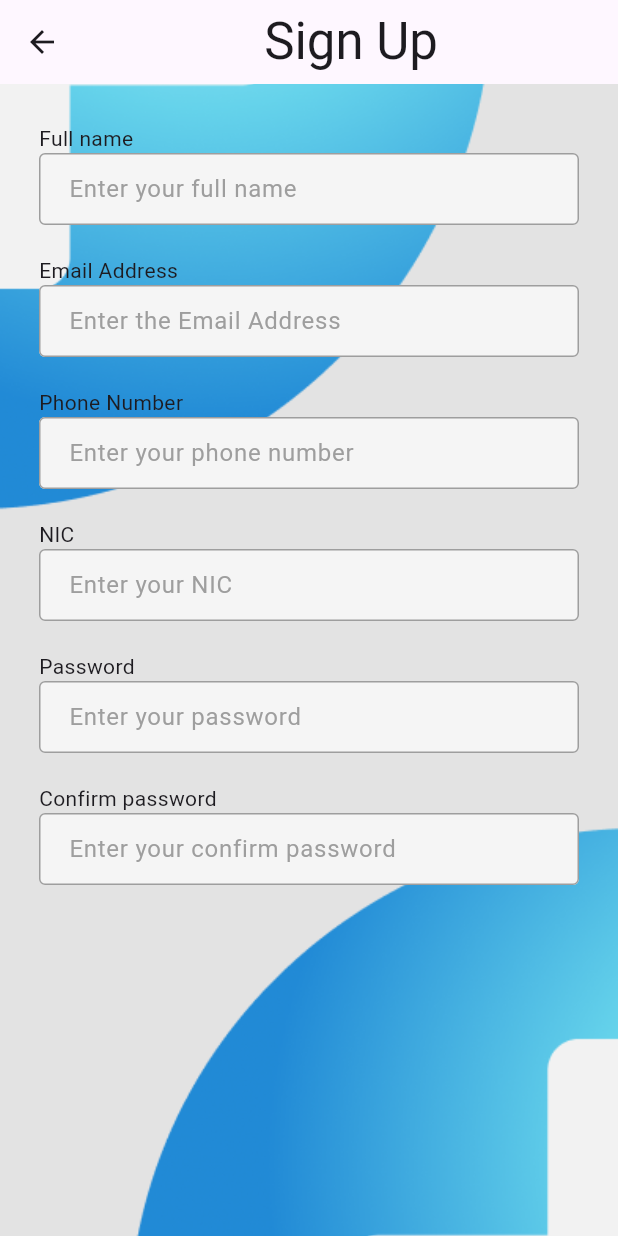
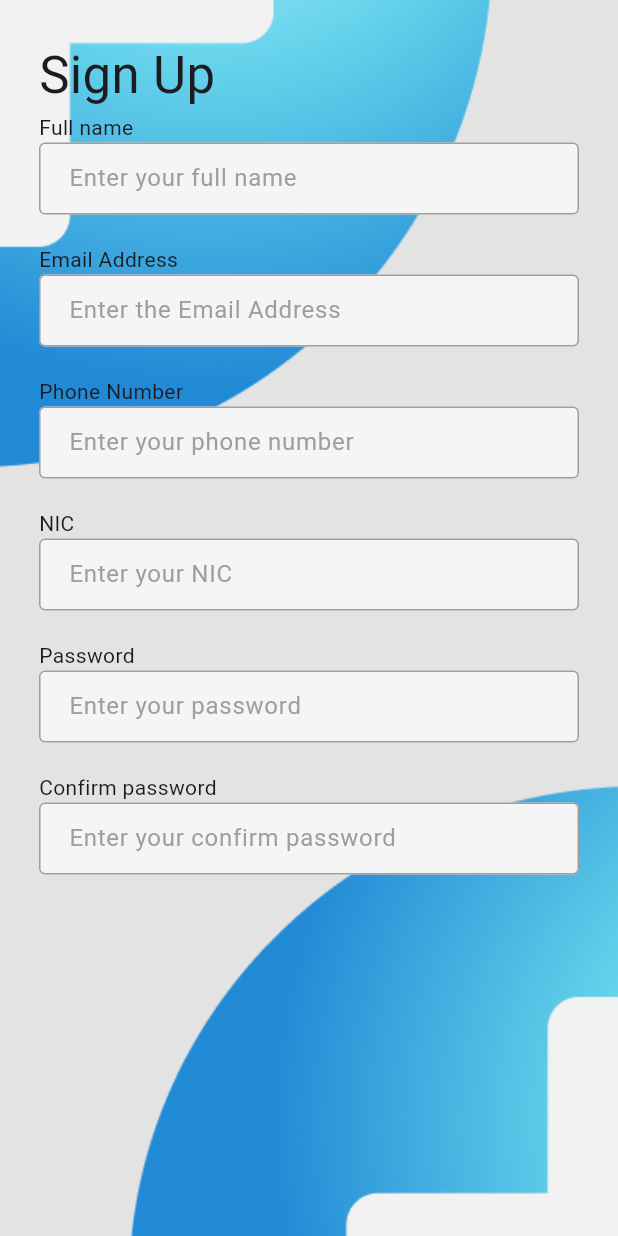
Before and after one commit to Jaindu1223/med_vault, a Flutter app: the SignUp screen opened directly, on a phone screen of 412 x 824 dp. Run offline on Flutter 3.47's test engine with Material 3 defaults, Android fonts, the phone set to English and light mode, and no system bars.

Commit message:
signup heading

```diff
--- a/lib/pages/sign_up.dart
+++ b/lib/pages/sign_up.dart
@@ -11,17 +11,17 @@ class _SignUpState extends State<SignUp> {
   @override
   Widget build(BuildContext context) {
     return Scaffold(
-        appBar: AppBar(
-          title: Align(
-            alignment: Alignment.center,
-            child: Text(
-              'Sign Up',
-              style: TextStyle(
-                fontSize: 34.0,
-              ),
-            ),
-          ),
-        ),
+        // appBar: AppBar(
+        //   title: Align(
+        //     alignment: Alignment.center,
+        //     child: Text(
+        //       'Sign Up',
+        //       style: TextStyle(
+        //         fontSize: 34.0,
+        //       ),
+        //     ),
+        //   ),
+        // ),
         body: Stack(
           children: [
             Image.asset(
@@ -36,6 +36,11 @@ class _SignUpState extends State<SignUp> {
               child: Column(
                 crossAxisAlignment: CrossAxisAlignment.start,
                 children: [
+                Text(
+                  'Sign Up',
+                  style: TextStyle(
+                    fontSize: 34.0,
+                  ),),
                 Text('Full name'),
                 TextField(
                   decoration: InputDecoration(
```
